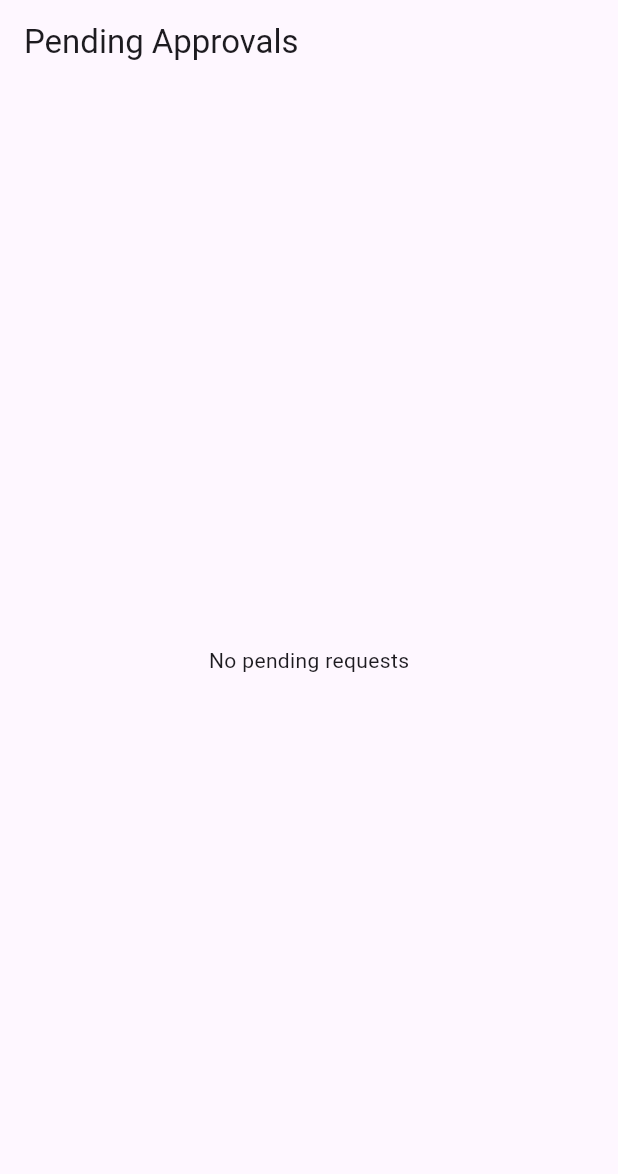
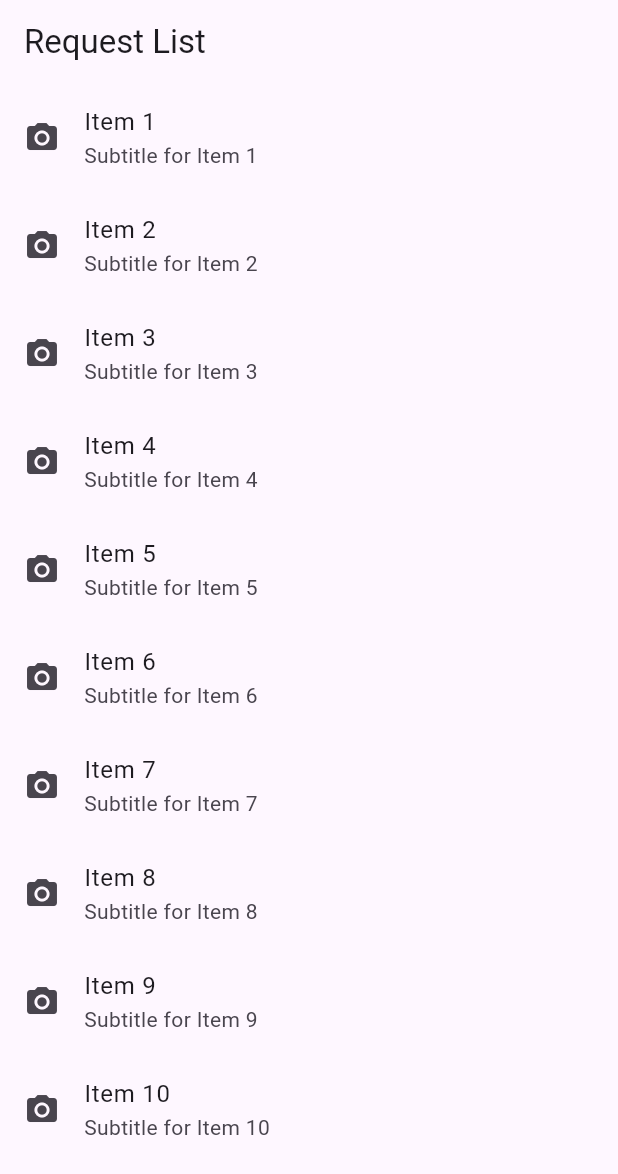
Before and after one commit to Azfar-Sphere/hoghacks-2025, a Flutter app: the screen it shows after launch, on a phone screen of 412 x 824 dp. Shown: the top 1174 px of the screen. Run offline on Flutter 3.47's test engine with Material 3 defaults, Android fonts, the light colour scheme and no system bars; our stand-ins replace camera, cloud_firestore, firebase_auth, firebase_core; accounts and stored records are empty.

Commit message:
Added ChildListView
Added child list view, screen where child user can approve parent requested items. Dummy text currently

```diff
--- a/kidkash/lib/main.dart
+++ b/kidkash/lib/main.dart
@@ -4,6 +4,7 @@
 import 'package:kidkash/screens/storescreen.dart';
 import 'package:kidkash/screens/requestTrigger.dart';
 import 'package:kidkash/screens/kid_listener_screen.dart';
+import 'package:kidkash/screens/childlistview.dart';
 
 void main() async {
   WidgetsFlutterBinding.ensureInitialized();
@@ -22,7 +23,7 @@
       theme: ThemeData(
         colorScheme: ColorScheme.fromSeed(seedColor: Colors.deepPurple),
       ),
-      home: const KidListenerScreen(),
+      home: const ListViewScreen(),
     );
   }
 }
--- /dev/null
+++ b/kidkash/lib/screens/childlistview.dart
@@ -0,0 +1,45 @@
+import 'package:flutter/material.dart';
+
+class ListViewScreen extends StatelessWidget {
+  const ListViewScreen({super.key});
+
+  @override
+  Widget build(BuildContext context) {
+    final List<String> items = [
+      'Item 1',
+      'Item 2',
+      'Item 3',
+      'Item 4',
+      'Item 5',
+      'Item 6',
+      'Item 7',
+      'Item 8',
+      'Item 9',
+      'Item 10',
+    ];
+
+    return Scaffold(
+      appBar: AppBar(
+        title: Text('Request List'),
+      ),
+      body: ListView.builder(
+        itemCount: items.length, // Number of items in the list
+        itemBuilder: (context, index) {
+          // Building each list item
+          return ListTile(
+            leading: Icon(Icons.camera_alt), // Icon at the beginning of each item
+
+            title: Text(items[index]), // The text of the list item
+            subtitle: Text('Subtitle for ${items[index]}'), // Optional subtitle
+            onTap: () {
+              // Action when the list item is tapped
+              ScaffoldMessenger.of(context).showSnackBar(
+                SnackBar(content: Text('You tapped ${items[index]}')),
+              );
+            },
+          );
+        },
+      ),
+    );
+  }
+}
--- a/kidkash/lib/screens/startscreen.dart
+++ b/kidkash/lib/screens/startscreen.dart
@@ -49,7 +49,7 @@ class StartScreen extends StatelessWidget {
                     textStyle: TextStyle(fontSize: 18),
                   ),
                   onPressed: () {
-                    Navigator.pushReplacementNamed(context, '/childLogin');
+                    Navigator.pushReplacementNamed(context, '/childlistview.dart');
                   },
                   child: Text('Child'),
                 ),
```
